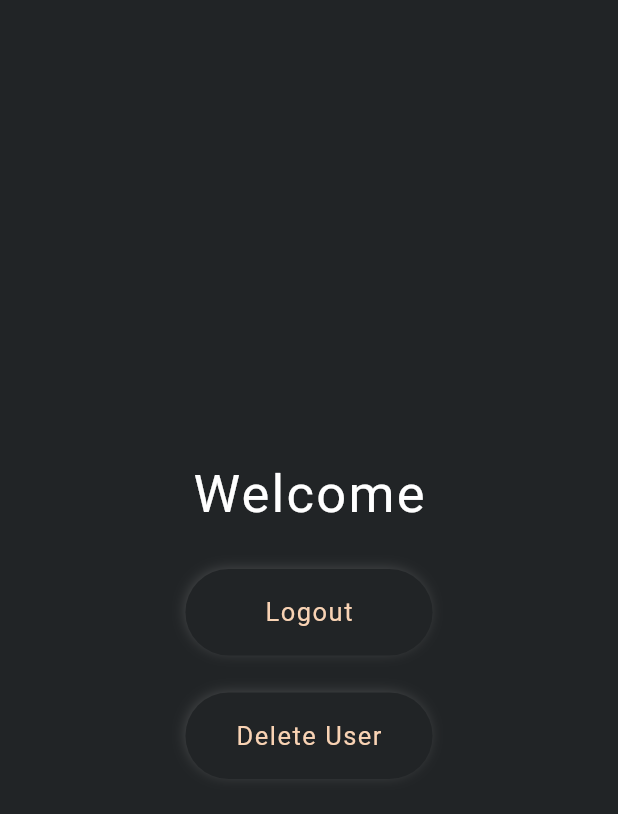
After one commit to b4si/Yuktidea-Machine-Test, a Flutter app: the HomeScreen screen opened directly, on a phone screen of 412 x 824 dp. The commit adds this screen. Shown: the top 814 px of the screen. Run offline on Flutter 3.47's test engine with Material 3 defaults, Android fonts, the phone set to English and light mode, and no system bars; our stand-ins replace dio, flutter_svg, flutter_widget_from_html, pin_code_fields, shared_preferences; accounts and stored records are empty; network calls fail.

Commit message:
Final Output

```diff
--- a/lib/main.dart
+++ b/lib/main.dart
@@ -1,7 +1,8 @@
 import 'package:flutter/material.dart';
 import 'package:muhammed_basil/controller/country_controller.dart';
 import 'package:muhammed_basil/controller/otp_controller.dart';
-import 'package:muhammed_basil/controller/terms_services_provider.dart';
+import 'package:muhammed_basil/controller/terms_services_controller.dart';
+import 'package:muhammed_basil/controller/user_controller.dart';
 import 'package:muhammed_basil/view/on_boarding_screen.dart';
 import 'package:provider/provider.dart';
 
@@ -24,6 +25,9 @@ class MyApp extends StatelessWidget {
         ),
         ChangeNotifierProvider(
           create: (context) => OtpController(),
+        ),
+        ChangeNotifierProvider(
+          create: (context) => UserController(),
         )
       ],
       builder: (context, child) => MaterialApp(
--- /dev/null
+++ b/lib/model/desired_country_list_model.dart
@@ -0,0 +1,73 @@
+import 'dart:convert';
+
+DesiredCountryListModel desiredCountryListModelFromJson(String str) =>
+    DesiredCountryListModel.fromJson(json.decode(str));
+
+class DesiredCountryListModel {
+  bool? status;
+  String? message;
+  Data? data;
+
+  DesiredCountryListModel({
+    this.status,
+    this.message,
+    this.data,
+  });
+
+  factory DesiredCountryListModel.fromJson(Map<String, dynamic> json) =>
+      DesiredCountryListModel(
+        status: json["status"],
+        message: json["message"],
+        data: Data.fromJson(json["data"]),
+      );
+}
+
+class Data {
+  String? profileStatus;
+  String? role;
+  dynamic selectedCountry;
+  List<Country>? countries;
+
+  Data({
+    this.profileStatus,
+    this.role,
+    this.selectedCountry,
+    this.countries,
+  });
+
+  factory Data.fromJson(Map<String, dynamic> json) => Data(
+        profileStatus: json["profile_status"],
+        role: json["role"],
+        selectedCountry: json["selected_country"],
+        countries: List<Country>.from(
+            json["countries"].map((x) => Country.fromJson(x))),
+      );
+}
+
+class Country {
+  int? id;
+  String? name;
+  String? flag;
+  String? image;
+
+  Country({
+    this.id,
+    this.name,
+    this.flag,
+    this.image,
+  });
+
+  factory Country.fromJson(Map<String, dynamic> json) => Country(
+        id: json["id"],
+        name: json["name"],
+        flag: json["flag"],
+        image: json["image"],
+      );
+
+  Map<String, dynamic> toJson() => {
+        "id": id,
+        "name": name,
+        "flag": flag,
+        "image": image,
+      };
+}
--- /dev/null
+++ b/lib/model/verify_otp_response_model.dart
@@ -0,0 +1,63 @@
+import 'dart:convert';
+
+VerifyOtpResponseModel verifyOtpResponseModelFromJson(String str) =>
+    VerifyOtpResponseModel.fromJson(json.decode(str));
+
+class VerifyOtpResponseModel {
+  bool? status;
+  String? message;
+  Data? data;
+
+  VerifyOtpResponseModel({
+    this.status,
+    this.message,
+    this.data,
+  });
+
+  factory VerifyOtpResponseModel.fromJson(Map<String, dynamic> json) =>
+      VerifyOtpResponseModel(
+        status: json["status"],
+        message: json["message"],
+        data: Data.fromJson(json["data"]),
+      );
+}
+
+class Data {
+  String? profileStatus;
+  String? role;
+  String? phone;
+  String? phoneVerifiedAt;
+  String? accessToken;
+  String? tokenType;
+  int? expiresIn;
+
+  Data({
+    this.profileStatus,
+    this.role,
+    this.phone,
+    this.phoneVerifiedAt,
+    this.accessToken,
+    this.tokenType,
+    this.expiresIn,
+  });
+
+  factory Data.fromJson(Map<String, dynamic> json) => Data(
+        profileStatus: json["profile_status"],
+        role: json["role"],
+        phone: json["phone"],
+        phoneVerifiedAt: json["phone_verified_at"],
+        accessToken: json["access_token"],
+        tokenType: json["token_type"],
+        expiresIn: json["expires_in"],
+      );
+
+  Map<String, dynamic> toJson() => {
+        "profile_status": profileStatus,
+        "role": role,
+        "phone": phone,
+        "phone_verified_at": phoneVerifiedAt,
+        "access_token": accessToken,
+        "token_type": tokenType,
+        "expires_in": expiresIn,
+      };
+}
--- a/lib/view/country_select_screen.dart
+++ b/lib/view/country_select_screen.dart
@@ -58,6 +58,7 @@ class CountrySelectScreenState extends State<CountrySelectScreen> {
                       searchQuery = value;
                     });
                   },
+                  style: const TextStyle(color: Colors.white),
                   decoration: InputDecoration(
                     hintText: 'Search',
                     hintStyle: TextStyle(
--- /dev/null
+++ b/lib/view/home_screen.dart
@@ -0,0 +1,53 @@
+import 'package:flutter/material.dart';
+import 'package:muhammed_basil/controller/user_controller.dart';
+import 'package:muhammed_basil/utils/common_colors.dart';
+import 'package:muhammed_basil/view/widgets/common_button.dart';
+import 'package:provider/provider.dart';
+
+class HomeScreen extends StatelessWidget {
+  const HomeScreen({super.key});
+
+  @override
+  Widget build(BuildContext context) {
+    Size size = MediaQuery.of(context).size;
+    return Scaffold(
+      backgroundColor: mainColor,
+      body: SafeArea(
+          child: SizedBox(
+        width: double.infinity,
+        child: Consumer<UserController>(
+          builder: (context, value, child) => Column(
+            mainAxisAlignment: MainAxisAlignment.center,
+            crossAxisAlignment: CrossAxisAlignment.center,
+            children: [
+              const Text(
+                'Welcome',
+                style: TextStyle(
+                    color: Colors.white,
+                    fontSize: 35,
+                    fontWeight: FontWeight.w400,
+                    letterSpacing: 1.5),
+              ),
+              SizedBox(
+                height: size.height * 0.03,
+              ),
+              CommonButton(
+                  text: "Logout",
+                  function: () {
+                    value.logOutUser(context);
+                  }),
+              SizedBox(
+                height: size.height * 0.03,
+              ),
+              CommonButton(
+                  text: "Delete User",
+                  function: () {
+                    value.deleteUser(context);
+                  })
+            ],
+          ),
+        ),
+      )),
+    );
+  }
+}
--- a/lib/view/phone_number_screen.dart
+++ b/lib/view/phone_number_screen.dart
@@ -4,7 +4,6 @@ import 'package:flutter_svg/flutter_svg.dart';
 import 'package:muhammed_basil/controller/country_controller.dart';
 import 'package:muhammed_basil/controller/otp_controller.dart';
 import 'package:muhammed_basil/utils/common_colors.dart';
-import 'package:muhammed_basil/view/otp_screen.dart';
 import 'package:muhammed_basil/view/widgets/common_back_button.dart';
 import 'package:muhammed_basil/view/widgets/common_button.dart';
 import 'package:provider/provider.dart';
--- a/lib/view/terms_and_conditions_screen.dart
+++ b/lib/view/terms_and_conditions_screen.dart
@@ -1,6 +1,6 @@
 import 'package:flutter/material.dart';
 import 'package:flutter_widget_from_html/flutter_widget_from_html.dart';
-import 'package:muhammed_basil/controller/terms_services_provider.dart';
+import 'package:muhammed_basil/controller/terms_services_controller.dart';
 import 'package:provider/provider.dart';
 
 class TermsAndConditionsScreen extends StatelessWidget {
--- a/pubspec.yaml
+++ b/pubspec.yaml
@@ -41,6 +41,8 @@ dependencies:
   flutter_svg: ^2.0.10+1
   cached_network_image: ^3.3.1
   pin_code_fields: ^8.0.1
+  sms_otp_auto_verify: ^2.1.0
+  shared_preferences: ^2.2.3
 
 
 
```
Also changed, not shown: lib/controller/country_controller.dart (+23 -0 lines), lib/controller/otp_controller.dart (+60 -0 lines), lib/controller/user_controller.dart (added, +31 -0 lines), lib/services/country_list_services.dart (+15 -0 lines), lib/services/otp_services.dart (+30 -0 lines), lib/services/user_services.dart (added, +36 -0 lines), lib/utils/utils.dart (+24 -0 lines), lib/view/desired_country_selection_screen.dart (added, +191 -0 lines), lib/view/otp_screen.dart (+94 -12 lines), lib/controller/terms_services_controller.dart (renamed from lib/controller/terms_services_provider.dart), pubspec.lock, 1 other file.
